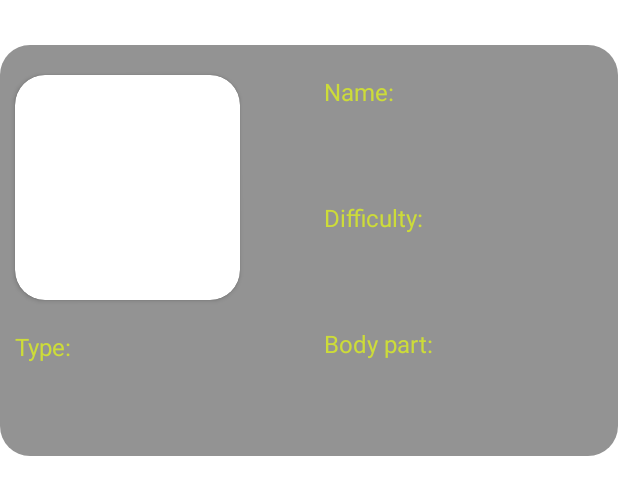
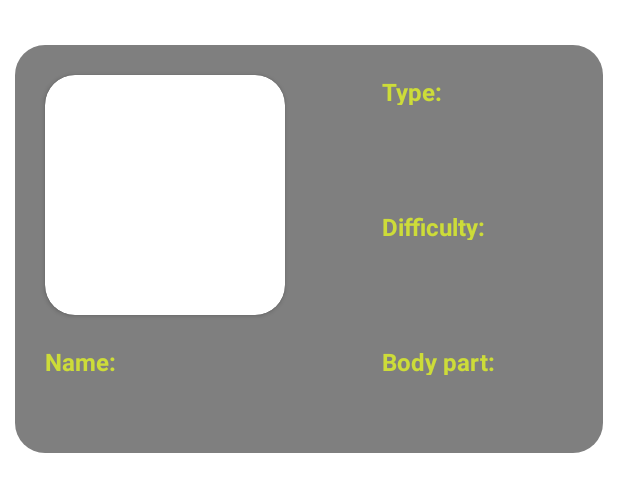
Before and after one commit to costingrigore-zz/Honours-Project, an Android app: the layout fragment_exercises.xml on its own in the app's theme, with its tools: preview values and no code run, on a phone screen of 412 x 824 dp. Shown: the top 495 px of the screen. Run offline under Robolectric (Android 15) with nearby library versions, the phone set to English and light mode, and no system bars.

Commit message:
Changes in exercises panels design

```diff
--- a/DumbbellApp/app/src/main/res/drawable/left_dark_round_shape.xml
+++ b/DumbbellApp/app/src/main/res/drawable/left_dark_round_shape.xml
@@ -1,6 +1,6 @@
 <?xml version="1.0" encoding="utf-8"?>
 <shape xmlns:android="http://schemas.android.com/apk/res/android" android:shape="rectangle">
-    <solid android:color="#80000000" />
+    <solid android:color="@color/dark_transparency" />
     <corners
         android:topLeftRadius="0dp"
         android:topRightRadius="20dp"
--- a/DumbbellApp/app/src/main/res/drawable/left_light_round_shape.xml
+++ b/DumbbellApp/app/src/main/res/drawable/left_light_round_shape.xml
@@ -1,6 +1,6 @@
 <?xml version="1.0" encoding="utf-8"?>
 <shape xmlns:android="http://schemas.android.com/apk/res/android" android:shape="rectangle">
-    <solid android:color="#33FFFFFF" />
+    <solid android:color="@color/light_transparency" />
     <corners
         android:topLeftRadius="0dp"
         android:topRightRadius="20dp"
--- a/DumbbellApp/app/src/main/res/drawable/right_dark_round_shape.xml
+++ b/DumbbellApp/app/src/main/res/drawable/right_dark_round_shape.xml
@@ -1,6 +1,6 @@
 <?xml version="1.0" encoding="utf-8"?>
 <shape xmlns:android="http://schemas.android.com/apk/res/android" android:shape="rectangle">
-    <solid android:color="#80000000" />
+    <solid android:color="@color/dark_transparency" />
     <corners
         android:topLeftRadius="20dp"
         android:topRightRadius="0dp"
--- a/DumbbellApp/app/src/main/res/drawable/right_light_round_shape.xml
+++ b/DumbbellApp/app/src/main/res/drawable/right_light_round_shape.xml
@@ -1,6 +1,6 @@
 <?xml version="1.0" encoding="utf-8"?>
 <shape xmlns:android="http://schemas.android.com/apk/res/android" android:shape="rectangle">
-    <solid android:color="#33FFFFFF" />
+    <solid android:color="@color/light_transparency" />
     <corners
         android:topLeftRadius="20dp"
         android:topRightRadius="0dp"
--- a/DumbbellApp/app/src/main/res/drawable/round_button.xml
+++ b/DumbbellApp/app/src/main/res/drawable/round_button.xml
@@ -1,6 +1,6 @@
 <?xml version="1.0" encoding="utf-8"?>
 <shape xmlns:android="http://schemas.android.com/apk/res/android" android:shape="rectangle">
-    <solid android:color="#33FFFFFF" />
+    <solid android:color="@color/light_transparency" />
     <corners
         android:topLeftRadius="10dp"
         android:topRightRadius="10dp"
--- a/DumbbellApp/app/src/main/res/drawable/round_check_button.xml
+++ b/DumbbellApp/app/src/main/res/drawable/round_check_button.xml
@@ -1,6 +1,6 @@
 <?xml version="1.0" encoding="utf-8"?>
 <shape xmlns:android="http://schemas.android.com/apk/res/android" android:shape="rectangle">
-    <solid android:color="#33FFFFFF" />
+    <solid android:color="@color/light_transparency" />
     <corners
         android:topLeftRadius="25dp"
         android:topRightRadius="25dp"
--- /dev/null
+++ b/DumbbellApp/app/src/main/res/drawable/round_shape.xml
@@ -0,0 +1,5 @@
+<?xml version="1.0" encoding="utf-8"?>
+<shape xmlns:android="http://schemas.android.com/apk/res/android"
+    android:shape="oval" >
+    <solid android:color="@color/white"></solid>
+</shape>
--- a/DumbbellApp/app/src/main/res/layout/activity_main.xml
+++ b/DumbbellApp/app/src/main/res/layout/activity_main.xml
@@ -11,7 +11,7 @@
     <View
         android:id="@+id/topBar"
         android:layout_width="match_parent"
-        android:layout_height="70dp"
+        android:layout_height="50dp"
         android:background="@color/black"/>
 
     <androidx.constraintlayout.widget.ConstraintLayout
@@ -25,8 +25,8 @@
 
     <ImageView
         android:id="@+id/imageView2"
-        android:layout_width="100dp"
-        android:layout_height="100dp"
+        android:layout_width="80dp"
+        android:layout_height="80dp"
         android:layout_centerInParent="true"
         android:layout_alignParentTop="true"
         app:srcCompat="@drawable/logo" />
--- a/DumbbellApp/app/src/main/res/layout/fragment_exercises.xml
+++ b/DumbbellApp/app/src/main/res/layout/fragment_exercises.xml
@@ -9,43 +9,55 @@
     android:paddingBottom="10dp"
     android:layout_marginTop="30dp"
     android:layout_marginBottom="10dp"
+    android:layout_marginLeft="10dp"
+    android:layout_marginRight="10dp"
     android:background="@drawable/card_exercise"
-    android:backgroundTint="#80292929"
+    android:backgroundTint="@color/dark_transparency"
     android:orientation="horizontal"
     >
     <LinearLayout
         android:layout_width="0dp"
-        android:layout_weight="50"
+        android:layout_weight="60"
         android:layout_height="wrap_content"
         android:orientation="vertical">
+        <LinearLayout
+            android:layout_width="match_parent"
+            android:layout_height="match_parent"
+            android:orientation="vertical"
+            android:layout_marginLeft="10dp">
         <androidx.cardview.widget.CardView
-            android:layout_width="wrap_content"
-            android:layout_height="wrap_content"
-            android:layout_margin="10dp"
-            app:cardCornerRadius="20dp">
-            <ImageView
-                android:id="@+id/exerciseID"
-                android:layout_width="150dp"
-                android:layout_height="150dp"
-                android:scaleType="fitCenter"
-                />
-        </androidx.cardview.widget.CardView>
+                android:layout_width="wrap_content"
+                android:layout_height="wrap_content"
+                android:layout_margin="10dp"
+                app:cardCornerRadius="20dp">
+                <ImageView
+                    android:id="@+id/exerciseID"
+                    android:layout_width="160dp"
+                    android:layout_height="160dp"
+                    android:scaleType="fitCenter"
+                    />
+            </androidx.cardview.widget.CardView>
+        </LinearLayout>
         <LinearLayout
             android:layout_width="match_parent"
             android:layout_height="wrap_content"
-            android:orientation="vertical">
+            android:orientation="vertical"
+            android:layout_marginLeft="10dp">
             <TextView
                 android:layout_width="match_parent"
-                android:layout_height="wrap_content"
+                android:layout_height="20dp"
                 android:layout_margin="10dp"
-                android:text="Type:"
+                android:text="Name:"
                 android:textColor="@color/default_text"
+                android:textStyle="bold"
                 android:textAppearance="?attr/textAppearanceListItem" />
             <TextView
-                android:id="@+id/type"
+                android:id="@+id/name"
                 android:layout_width="match_parent"
                 android:layout_height="wrap_content"
-                android:layout_margin="10dp"
+                android:layout_marginRight="10dp"
+                android:layout_marginLeft="10dp"
+                android:layout_marginBottom="10dp"
                 android:textColor="@color/default_text"
                 android:textAppearance="?attr/textAppearanceListItem" />
         </LinearLayout>
@@ -53,56 +65,72 @@
     </LinearLayout>
     <LinearLayout
         android:layout_width="0dp"
-        android:layout_weight="50"
+        android:layout_weight="40"
         android:layout_height="wrap_content"
-        android:orientation="horizontal">
+        android:orientation="vertical">
 
         <LinearLayout
             android:layout_width="match_parent"
-            android:layout_height="wrap_content"
+            android:layout_height="180dp"
             android:orientation="vertical">
             <TextView
                 android:layout_width="match_parent"
-                android:layout_height="wrap_content"
+                android:layout_height="20dp"
                 android:layout_margin="10dp"
-                android:text="Name:"
+                android:text="Type:"
+                android:textColor="@color/default_text"
+                android:textStyle="bold"
+                android:textAppearance="?attr/textAppearanceListItem" />
+            <TextView
+                android:id="@+id/type"
+                android:layout_width="match_parent"
+                android:layout_height="20dp"
+                android:layout_marginRight="10dp"
+                android:layout_marginLeft="10dp"
+                android:layout_marginBottom="30dp"
                 android:textColor="@color/default_text"
                 android:textAppearance="?attr/textAppearanceListItem" />
-            <TextView
-                android:id="@+id/name"
-                android:layout_width="match_parent"
-                android:layout_height="wrap_content"
-                android:layout_margin="10dp"
-                android:textColor="@color/default_text"
-                android:textAppearance="?attr/textAppearanceListItem" />
+
             <TextView
                 android:layout_width="match_parent"
-                android:layout_height="wrap_content"
+                android:layout_height="20dp"
                 android:layout_margin="10dp"
                 android:text="Difficulty:"
                 android:textColor="@color/default_text"
+                android:textStyle="bold"
                 android:textAppearance="?attr/textAppearanceListItem" />
             <TextView
                 android:id="@+id/difficulty"
                 android:layout_width="match_parent"
-                android:layout_height="wrap_content"
-                android:layout_margin="10dp"
-                android:textColor="@color/default_text"
-                android:textAppearance="?attr/textAppearanceListItem" />
-            <TextView
-                android:layout_width="match_parent"
-                android:layout_height="wrap_content"
-                android:layout_margin="10dp"
-                android:text="Body part:"
-                android:textColor="@color/default_text"
-                android:textAppearance="?attr/textAppearanceListItem" />
-            <TextView
-                android:id="@+id/body_part"
-                android:layout_width="match_parent"
-                android:layout_height="wrap_content"
-                android:layout_margin="10dp"
+                android:layout_height="20dp"
+                android:layout_marginRight="10dp"
+                android:layout_marginLeft="10dp"
+                android:layout_marginBottom="30dp"
                 android:textColor="@color/default_text"
                 android:textAppearance="?attr/textAppearanceListItem" />
         </LinearLayout>
+            <LinearLayout
+                android:layout_width="match_parent"
+                android:layout_height="wrap_content"
+                android:orientation="vertical">
+                <TextView
+                    android:layout_width="match_parent"
+                    android:layout_height="20dp"
+                    android:layout_margin="10dp"
+                    android:text="Body part:"
+                    android:textColor="@color/default_text"
+                    android:textStyle="bold"
+                    android:textAppearance="?attr/textAppearanceListItem" />
+                <TextView
+                    android:id="@+id/body_part"
+                    android:layout_width="match_parent"
+                    android:layout_height="20dp"
+                    android:layout_marginRight="10dp"
+                    android:layout_marginLeft="10dp"
+                    android:layout_marginBottom="10dp"
+                    android:textColor="@color/default_text"
+                    android:textAppearance="?attr/textAppearanceListItem" />
+
+        </LinearLayout>
     </LinearLayout>
 </LinearLayout>
--- a/DumbbellApp/app/src/main/res/layout/fragment_profile.xml
+++ b/DumbbellApp/app/src/main/res/layout/fragment_profile.xml
@@ -17,8 +17,8 @@
             android:layout_width="match_parent"
             android:layout_height="wrap_content"
             android:orientation="vertical"
-            android:paddingTop="70dp"
-            android:paddingBottom="60dp">
+            android:paddingTop="50dp"
+            android:paddingBottom="20dp">
             <TextView
                 android:layout_width="200dp"
                 android:layout_height="wrap_content"
--- a/DumbbellApp/app/src/main/res/values/colors.xml
+++ b/DumbbellApp/app/src/main/res/values/colors.xml
@@ -8,4 +8,6 @@
     <color name="black">#FF000000</color>
     <color name="white">#FFFFFFFF</color>
     <color name="default_text">#CDDC39</color>
+    <color name="dark_transparency">#80000000</color>
+    <color name="light_transparency">#33FFFFFF</color>
 </resources>
```
